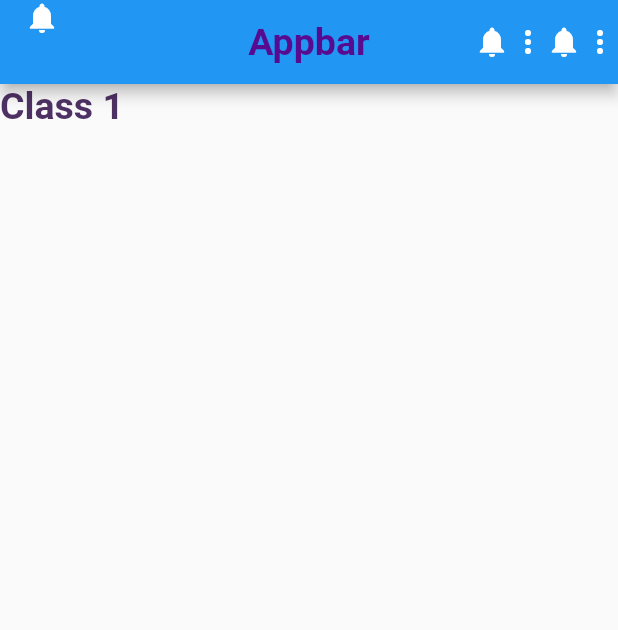
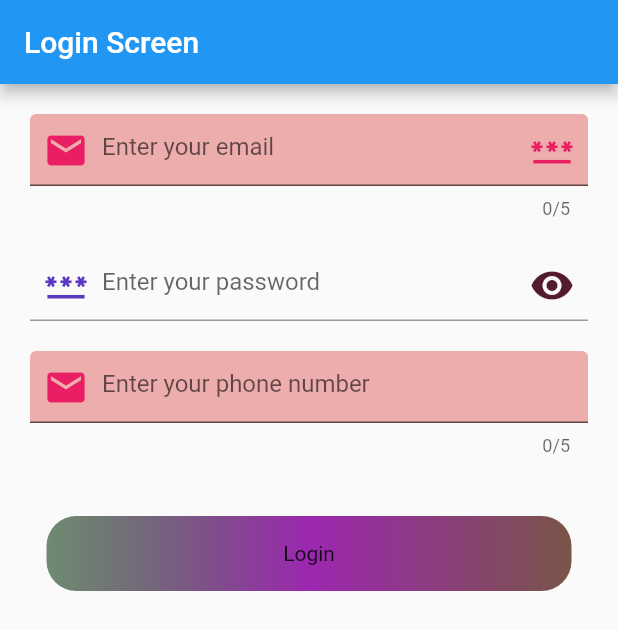
Before and after one commit to Hira-kiran/Flutter_Batch1, a Flutter app: the screen it shows after launch, on a phone screen of 412 x 824 dp. Shown: the top 630 px of the screen. Run offline on Flutter 3.47's test engine with Material 2 defaults, Android fonts, the phone set to English and light mode, and no system bars.

Commit message:
Flutter Class

```diff
--- a/lib/Flutter Class/class1.dart
+++ b/lib/Flutter Class/class1.dart
@@ -6,13 +6,24 @@ class AppBarW extends StatelessWidget {
   @override
   Widget build(BuildContext context) {
     return Scaffold(
+      backgroundColor: Colors.grey,
       appBar: AppBar(
-        // toolbarHeight: 100,
+        // backgroundColor: Colors.brown,
+        flexibleSpace: Container(
+            decoration: const BoxDecoration(
+                gradient: LinearGradient(
+                    colors: [Colors.blue, Colors.pink, Colors.purple]))),
+        toolbarHeight: 200,
         centerTitle: true,
+        shape: const RoundedRectangleBorder(
+            borderRadius: BorderRadius.only(
+          bottomRight: Radius.circular(250),
+          // bottomLeft: Radius.circular(50),
+        )),
         title: const Text(
           "Appbar",
           style: TextStyle(
-              color: Color.fromARGB(255, 88, 10, 144),
+              color: Color.fromARGB(255, 187, 180, 192),
               fontSize: 25,
               fontWeight: FontWeight.bold),
         ),
--- /dev/null
+++ b/lib/Flutter Class/class3.dart
@@ -0,0 +1,102 @@
+import 'package:flutter/material.dart';
+// •	How to make stylish app bar
+// •	How to apply linear gradient
+// •	Text Form Field widget
+// •	Create round button
+// •	Design Login UI
+
+class LoginUi extends StatelessWidget {
+  const LoginUi({super.key});
+
+  @override
+  Widget build(BuildContext context) {
+    return Scaffold(
+      appBar: AppBar(title: const Text("Login Screen")),
+      body: Column(
+        children: [
+          Padding(
+            padding: const EdgeInsets.symmetric(horizontal: 20, vertical: 20),
+            child: TextFormField(
+              keyboardType: TextInputType.emailAddress,
+              cursorColor: Colors.pink,
+              /* cursorHeight: 40,
+              cursorWidth: 20, */
+              maxLength: 5,
+              decoration: const InputDecoration(
+                  filled: true,
+                  fillColor: Color.fromARGB(255, 237, 173, 173),
+                  prefixIcon: Icon(
+                    Icons.email,
+                    color: Colors.pink,
+                    size: 30,
+                  ),
+                  suffixIcon: Icon(
+                    Icons.password,
+                    color: Colors.pink,
+                    size: 30,
+                  ),
+                  // label: Text("Email"),
+                  hintText: "Enter your email"),
+            ),
+          ),
+          Padding(
+            padding: const EdgeInsets.symmetric(horizontal: 20),
+            child: TextFormField(
+              obscureText: true,
+              decoration: const InputDecoration(
+                  prefixIcon: Icon(
+                    Icons.password,
+                    color: Color.fromARGB(255, 90, 56, 191),
+                    size: 30,
+                  ),
+                  suffixIcon: Icon(
+                    Icons.remove_red_eye,
+                    color: Color.fromARGB(255, 83, 27, 45),
+                    size: 30,
+                  ),
+                  // label: Text("Email"),
+                  hintText: "Enter your password"),
+            ),
+          ),
+          Padding(
+            padding: const EdgeInsets.symmetric(horizontal: 20, vertical: 20),
+            child: TextFormField(
+              keyboardType: TextInputType.emailAddress,
+              cursorColor: Colors.pink,
+              /* cursorHeight: 40,
+              cursorWidth: 20, */
+              maxLength: 5,
+              decoration: const InputDecoration(
+                  filled: true,
+                  fillColor: Color.fromARGB(255, 237, 173, 173),
+                  prefixIcon: Icon(
+                    Icons.email,
+                    color: Colors.pink,
+                    size: 30,
+                  ),
+
+                  // label: Text("Email"),
+                  hintText: "Enter your phone number"),
+            ),
+          ),
+          Padding(
+            padding: const EdgeInsets.only(top: 20),
+            child: Container(
+              decoration: BoxDecoration(
+                  borderRadius: BorderRadius.circular(20),
+                  color: const Color.fromARGB(255, 217, 210, 10),
+                  gradient: const LinearGradient(colors: [
+                    Color.fromARGB(156, 23, 68, 25),
+                    Colors.purple,
+                    Colors.brown
+                  ])),
+              height: 50,
+              width: 350,
+              child: const Center(child: Text("Login")),
+            ),
+          )
+        ],
+      ),
+    );
+  }
+}
--- /dev/null
+++ b/lib/Widgets/textFormField.dart
@@ -0,0 +1,62 @@
+// ignore_for_file: file_names
+
+import 'package:flutter/material.dart';
+
+class TextFieldWidget extends StatelessWidget {
+  const TextFieldWidget({Key? key}) : super(key: key);
+
+  @override
+  Widget build(BuildContext context) {
+    return Scaffold(
+      appBar: AppBar(title: const Text("TextField Widget")),
+      body: const TextField(
+          // *****Properties*****
+          // cursorColor: Colors.amber,
+          // cursorHeight: 5,
+          // cursorWidth: 5,
+          // showCursor: false, //**for hide cursor
+          // maxLines: 3,//**show text in 3 lines
+          // maxLines: null,//**show unlimited lines
+          // maxLength: 5,//***just add 5 latters
+          // obscureText: true, //***used for invisible password(show dots)
+          // obscuringCharacter: "*",//**show * on dot place
+          // toolbarOptions: ToolbarOptions(
+          //     copy: true, cut: true, paste: true, selectAll: true),
+
+          // decoration: InputDecoration(
+          // prefix: CircularProgressIndicator() //**show loading circle
+          // icon: Icon(Icons.person),
+          // prefix: Icon(Icons.person)//**show icon in box
+          //     suffix: Icon(
+          //   Icons.person,
+          //   color: Colors.amber,
+          // ) //***show icon in right side***
+          // suffixText: "user" //*** show text in right side
+          // prefixText: "name" //** show text in left
+          //     labelText: "Name",
+          // enabled: false//for disable text field,
+          //     filled: true,
+          //     fillColor: Colors.grey,//**for box background
+          //     hintText: "Firstname",
+          //     hintStyle: TextStyle(color: Color.fromARGB(255, 193, 202, 209)),
+          //     helperText: "or username",//**show in bottom
+          //     border: InputBorder.none,
+          //***for change border color***
+          // enabledBorder: OutlineInputBorder(
+          //     borderSide: BorderSide(color: Colors.green, width: 5)),
+          //***for change focus border color***
+          // focusedBorder: OutlineInputBorder(
+          //     borderSide: BorderSide(color: Colors.pinkAccent))
+          //***for decore border***
+          // border: OutlineInputBorder(
+          //     borderSide: BorderSide.none,
+          //     borderRadius: BorderRadius.circular(10))
+          ),
+      //       keyboardType: TextInputType.number,//**for add just numbr not text
+      // autofocus: true,
+      // enabled: false,//**for disable line
+      //  readOnly: true,
+      // ),
+    );
+  }
+}
--- a/lib/main.dart
+++ b/lib/main.dart
@@ -1,6 +1,5 @@
 import 'package:flutter/material.dart';
-
-import 'Flutter Class/class1.dart';
+import 'package:fluttercls/Flutter%20Class/class3.dart';
 
 void main() {
   runApp(const MyApp());
@@ -12,6 +11,6 @@ class MyApp extends StatelessWidget {
   @override
   Widget build(BuildContext context) {
     return const MaterialApp(
-        debugShowCheckedModeBanner: false, home: AppBarW());
+        debugShowCheckedModeBanner: false, home: LoginUi());
   }
 }
```
